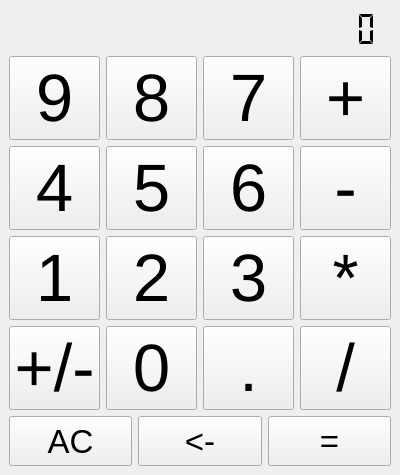
Before: the Qt Designer form ui.ui in melvin2204/calculator, drawn with Qt 5.
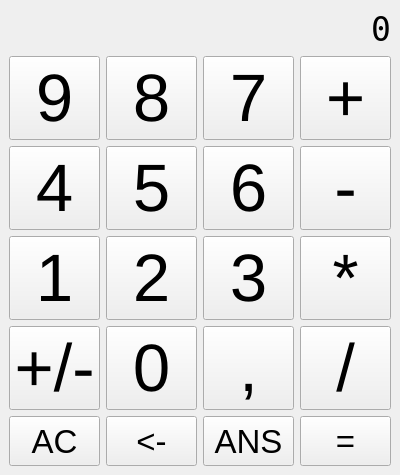
After: the same form once the commit is applied.

Commit message: Finished product

```diff
--- a/ui.ui
+++ b/ui.ui
@@ -31,32 +31,21 @@
   <widget class="QWidget" name="centralwidget">
    <layout class="QVBoxLayout" name="verticalLayout_2">
     <item>
-     <widget class="QLCDNumber" name="displayLCD">
+     <widget class="QLabel" name="displayLCD">
       <property name="font">
        <font>
-        <pointsize>15</pointsize>
+        <family>Terminal</family>
+        <pointsize>25</pointsize>
        </font>
       </property>
       <property name="layoutDirection">
-       <enum>Qt::RightToLeft</enum>
+       <enum>Qt::LeftToRight</enum>
       </property>
-      <property name="styleSheet">
-       <string notr="true"/>
+      <property name="text">
+       <string>0</string>
       </property>
-      <property name="frameShape">
-       <enum>QFrame::NoFrame</enum>
-      </property>
-      <property name="smallDecimalPoint">
-       <bool>true</bool>
-      </property>
-      <property name="numDigits">
-       <number>17</number>
-      </property>
-      <property name="segmentStyle">
-       <enum>QLCDNumber::Flat</enum>
-      </property>
-      <property name="intValue" stdset="0">
-       <number>0</number>
+      <property name="alignment">
+       <set>Qt::AlignRight|Qt::AlignTrailing|Qt::AlignVCenter</set>
       </property>
      </widget>
     </item>
@@ -297,7 +286,7 @@
            </font>
           </property>
           <property name="text">
-           <string>.</string>
+           <string>,</string>
           </property>
          </widget>
         </item>
@@ -426,7 +415,26 @@
        </widget>
       </item>
       <item>
-       <widget class="QPushButton" name="calculateButton">
+       <widget class="QPushButton" name="ansB">
+        <property name="minimumSize">
+         <size>
+          <width>0</width>
+          <height>50</height>
+         </size>
+        </property>
+        <property name="font">
+         <font>
+          <family>Arial</family>
+          <pointsize>25</pointsize>
+         </font>
+        </property>
+        <property name="text">
+         <string>ANS</string>
+        </property>
+       </widget>
+      </item>
+      <item>
+       <widget class="QPushButton" name="calculateB">
         <property name="minimumSize">
          <size>
           <width>0</width>
```
Left out of the diff: 8 changed lines with no effect on the pictures. The commit also changes 2 other files.
